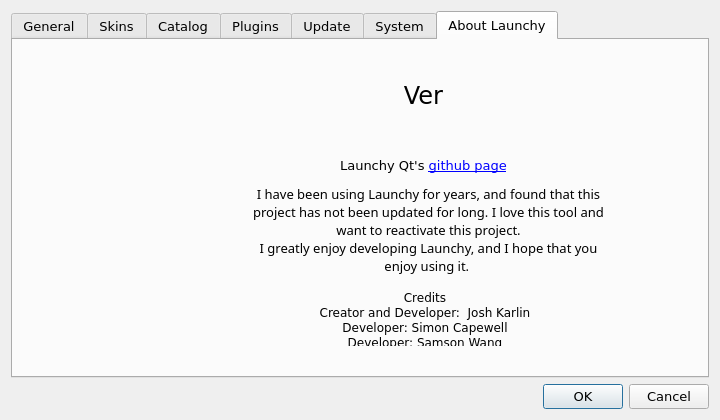
The window that src/OptionDialog.ui (samsonwang/LaunchyQt) describes before a commit, drawn with Qt 5.
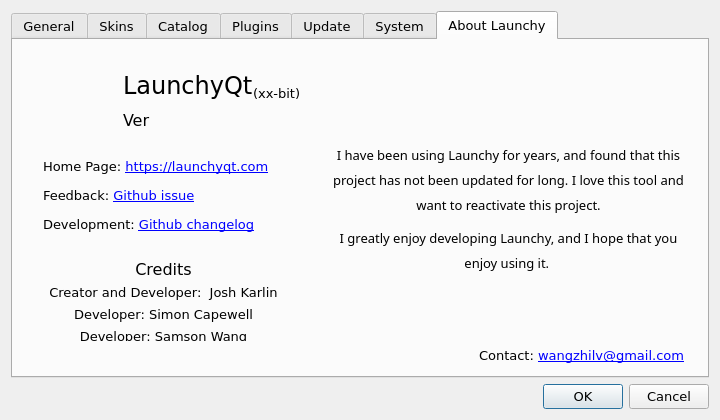
The same window after the commit. The open tabs and pages were chosen to show the change. Icons and pictures are not drawn. Custom widgets are drawn as their Qt base class.

Commit message: update option dialog "about launchy" tab

Diff of the .ui file:
```diff
--- a/src/OptionDialog.ui
+++ b/src/OptionDialog.ui
@@ -1667,10 +1667,10 @@
       <widget class="QLabel" name="icon">
        <property name="geometry">
         <rect>
-         <x>40</x>
-         <y>40</y>
-         <width>150</width>
-         <height>150</height>
+         <x>10</x>
+         <y>10</y>
+         <width>80</width>
+         <height>80</height>
         </rect>
        </property>
        <property name="frameShadow">
@@ -1686,16 +1686,16 @@
         <set>Qt::AlignCenter</set>
        </property>
        <property name="margin">
-        <number>11</number>
+        <number>0</number>
        </property>
       </widget>
       <widget class="QLabel" name="aboutText_2">
        <property name="geometry">
         <rect>
-         <x>300</x>
-         <y>250</y>
-         <width>224</width>
-         <height>56</height>
+         <x>20</x>
+         <y>220</y>
+         <width>261</width>
+         <height>81</height>
         </rect>
        </property>
        <property name="sizePolicy">
@@ -1714,14 +1714,14 @@
         <string>&lt;!DOCTYPE HTML PUBLIC &quot;-//W3C//DTD HTML 4.0//EN&quot; &quot;http://www.w3.org/TR/REC-html40/strict.dtd&quot;&gt;
 &lt;html&gt;&lt;head&gt;&lt;meta name=&quot;qrichtext&quot; content=&quot;1&quot; /&gt;&lt;style type=&quot;text/css&quot;&gt;
 p, li { white-space: pre-wrap; }
-&lt;/style&gt;&lt;/head&gt;&lt;body style=&quot; font-family:'SimSun'; font-size:9pt; font-weight:400; font-style:normal;&quot;&gt;
-&lt;p align=&quot;center&quot; style=&quot; margin-top:0px; margin-bottom:0px; margin-left:0px; margin-right:0px; -qt-block-indent:0; text-indent:0px;&quot;&gt;&lt;span style=&quot; font-family:'Verdana';&quot;&gt;Credits&lt;/span&gt;&lt;/p&gt;
-&lt;p align=&quot;center&quot; style=&quot; margin-top:0px; margin-bottom:0px; margin-left:0px; margin-right:0px; -qt-block-indent:0; text-indent:0px;&quot;&gt;&lt;span style=&quot; font-family:'Verdana';&quot;&gt;Creator and Developer:  Josh Karlin&lt;/span&gt;&lt;/p&gt;
-&lt;p align=&quot;center&quot; style=&quot; margin-top:0px; margin-bottom:0px; margin-left:0px; margin-right:0px; -qt-block-indent:0; text-indent:0px;&quot;&gt;&lt;span style=&quot; font-family:'Verdana';&quot;&gt;Developer: Simon Capewell&lt;/span&gt;&lt;/p&gt;
-&lt;p align=&quot;center&quot; style=&quot; margin-top:0px; margin-bottom:0px; margin-left:0px; margin-right:0px; -qt-block-indent:0; text-indent:0px;&quot;&gt;&lt;span style=&quot; font-family:'Verdana';&quot;&gt;Developer: Samson Wang&lt;/span&gt;&lt;/p&gt;&lt;/body&gt;&lt;/html&gt;</string>
+&lt;/style&gt;&lt;/head&gt;&lt;body style=&quot; font-family:'Verdana'; font-size:10pt; font-weight:400; font-style:normal;&quot;&gt;
+&lt;p align=&quot;center&quot; style=&quot; margin-top:5px; margin-bottom:0px; margin-left:0px; margin-right:0px; -qt-block-indent:0; text-indent:0px;&quot;&gt;&lt;span style=&quot; font-size:12pt;&quot;&gt;Credits&lt;/span&gt;&lt;/p&gt;
+&lt;p align=&quot;center&quot; style=&quot; margin-top:5px; margin-bottom:0px; margin-left:0px; margin-right:0px; -qt-block-indent:0; text-indent:0px;&quot;&gt;Creator and Developer:  Josh Karlin&lt;/p&gt;
+&lt;p align=&quot;center&quot; style=&quot; margin-top:5px; margin-bottom:0px; margin-left:0px; margin-right:0px; -qt-block-indent:0; text-indent:0px;&quot;&gt;Developer: Simon Capewell&lt;/p&gt;
+&lt;p align=&quot;center&quot; style=&quot; margin-top:5px; margin-bottom:0px; margin-left:0px; margin-right:0px; -qt-block-indent:0; text-indent:0px;&quot;&gt;Developer: Samson Wang&lt;/p&gt;&lt;/body&gt;&lt;/html&gt;</string>
        </property>
        <property name="alignment">
-        <set>Qt::AlignCenter</set>
+        <set>Qt::AlignLeading|Qt::AlignLeft|Qt::AlignVCenter</set>
        </property>
        <property name="wordWrap">
         <bool>true</bool>
@@ -1733,15 +1733,15 @@
       <widget class="QLabel" name="aboutVer">
        <property name="geometry">
         <rect>
-         <x>250</x>
-         <y>30</y>
-         <width>321</width>
-         <height>51</height>
+         <x>110</x>
+         <y>70</y>
+         <width>180</width>
+         <height>21</height>
         </rect>
        </property>
        <property name="font">
         <font>
-         <pointsize>18</pointsize>
+         <pointsize>12</pointsize>
          <weight>50</weight>
          <bold>false</bold>
         </font>
@@ -1750,7 +1750,7 @@
         <string>Ver</string>
        </property>
        <property name="alignment">
-        <set>Qt::AlignCenter</set>
+        <set>Qt::AlignLeading|Qt::AlignLeft|Qt::AlignVCenter</set>
        </property>
        <property name="wordWrap">
         <bool>false</bool>
@@ -1759,10 +1759,10 @@
       <widget class="QLabel" name="aboutText">
        <property name="geometry">
         <rect>
-         <x>240</x>
-         <y>140</y>
+         <x>320</x>
+         <y>90</y>
          <width>351</width>
-         <height>101</height>
+         <height>151</height>
         </rect>
        </property>
        <property name="minimumSize">
@@ -1787,9 +1787,9 @@
         <string>&lt;!DOCTYPE HTML PUBLIC &quot;-//W3C//DTD HTML 4.0//EN&quot; &quot;http://www.w3.org/TR/REC-html40/strict.dtd&quot;&gt;
 &lt;html&gt;&lt;head&gt;&lt;meta name=&quot;qrichtext&quot; content=&quot;1&quot; /&gt;&lt;style type=&quot;text/css&quot;&gt;
 p, li { white-space: pre-wrap; }
-&lt;/style&gt;&lt;/head&gt;&lt;body style=&quot; font-family:'SimSun'; font-size:9pt; font-weight:400; font-style:normal;&quot;&gt;
-&lt;p align=&quot;center&quot; style=&quot; margin-top:0px; margin-bottom:0px; margin-left:0px; margin-right:0px; -qt-block-indent:0; text-indent:0px;&quot;&gt;&lt;span style=&quot; font-family:'Verdana'; font-size:10pt;&quot;&gt;I have been using Launchy for years, and found that this project has not been updated for long. I love this tool and want to reactivate this project.&lt;/span&gt;&lt;/p&gt;
-&lt;p align=&quot;center&quot; style=&quot; margin-top:0px; margin-bottom:0px; margin-left:0px; margin-right:0px; -qt-block-indent:0; text-indent:0px;&quot;&gt;&lt;span style=&quot; font-family:'Verdana'; font-size:10pt;&quot;&gt;I greatly enjoy developing Launchy, and I hope that you enjoy using it. &lt;/span&gt;&lt;/p&gt;&lt;/body&gt;&lt;/html&gt;</string>
+&lt;/style&gt;&lt;/head&gt;&lt;body style=&quot; font-family:'Verdana'; font-size:10pt; font-weight:400; font-style:normal; line-height: 25px;&quot;&gt;
+&lt;p align=&quot;center&quot; style=&quot; margin-top:0px; margin-bottom:0px; margin-left:0px; margin-right:0px; -qt-block-indent:0; text-indent:0px;  line-height: 25px;&quot;&gt;I have been using Launchy for years, and found that this project has not been updated for long. I love this tool and want to reactivate this project.&lt;/p&gt;
+&lt;p align=&quot;center&quot; style=&quot; margin-top:8px; margin-bottom:0px; margin-left:0px; margin-right:0px; -qt-block-indent:0; text-indent:0px; line-height: 25px;&quot;&gt;I greatly enjoy developing Launchy, and I hope that you enjoy using it. &lt;/p&gt;&lt;/body&gt;&lt;/html&gt;</string>
        </property>
        <property name="wordWrap">
         <bool>true</bool>
@@ -1801,10 +1801,10 @@
       <widget class="QLabel" name="about_homepage">
        <property name="geometry">
         <rect>
-         <x>270</x>
+         <x>30</x>
          <y>110</y>
-         <width>281</width>
-         <height>32</height>
+         <width>241</width>
+         <height>91</height>
         </rect>
        </property>
        <property name="minimumSize">
@@ -1814,13 +1814,13 @@
         </size>
        </property>
        <property name="text">
-        <string>&lt;html&gt;&lt;head/&gt;&lt;body&gt;&lt;p&gt;Launchy Qt's &lt;a href=&quot;https://github.com/samsonwang/LaunchyQt&quot;&gt;&lt;span style=&quot; text-decoration: underline; color:#0000ff;&quot;&gt;github page&lt;/span&gt;&lt;/a&gt;&lt;/p&gt;&lt;/body&gt;&lt;/html&gt;</string>
+        <string>&lt;html&gt;&lt;head/&gt;&lt;body&gt;&lt;p&gt;Home Page: &lt;a href=&quot;https://launchyqt.com&quot;&gt;&lt;span style=&quot; text-decoration: underline; color:#0000ff;&quot;&gt;https://launchyqt.com&lt;/span&gt;&lt;/a&gt;&lt;/p&gt;&lt;p&gt;Feedback: &lt;a href=&quot;https://github.com/samsonwang/LaunchyQt/issues&quot;&gt;&lt;span style=&quot; text-decoration: underline; color:#0000ff;&quot;&gt;Github issue&lt;/span&gt;&lt;/a&gt;&lt;/p&gt;&lt;p&gt;Development: &lt;a href=&quot;https://github.com/samsonwang/LaunchyQt/blob/master/docs/CHANGELOG.org&quot;&gt;&lt;span style=&quot; text-decoration: underline; color:#0000ff;&quot;&gt;Github changelog&lt;/span&gt;&lt;/a&gt;&lt;/p&gt;&lt;/body&gt;&lt;/html&gt;</string>
        </property>
        <property name="textFormat">
         <enum>Qt::RichText</enum>
        </property>
        <property name="alignment">
-        <set>Qt::AlignCenter</set>
+        <set>Qt::AlignLeading|Qt::AlignLeft|Qt::AlignVCenter</set>
        </property>
        <property name="wordWrap">
         <bool>true</bool>
@@ -1829,6 +1829,80 @@
         <bool>true</bool>
        </property>
       </widget>
+      <widget class="QLabel" name="softwareName">
+       <property name="geometry">
+        <rect>
+         <x>110</x>
+         <y>20</y>
+         <width>141</width>
+         <height>51</height>
+        </rect>
+       </property>
+       <property name="font">
+        <font>
+         <pointsize>18</pointsize>
+         <weight>50</weight>
+         <bold>false</bold>
+        </font>
+       </property>
+       <property name="text">
+        <string>LaunchyQt</string>
+       </property>
+       <property name="alignment">
+        <set>Qt::AlignLeading|Qt::AlignLeft|Qt::AlignVCenter</set>
+       </property>
+       <property name="wordWrap">
+        <bool>false</bool>
+       </property>
+      </widget>
+      <widget class="QLabel" name="aboutBit">
+       <property name="geometry">
+        <rect>
+         <x>240</x>
+         <y>43</y>
+         <width>60</width>
+         <height>20</height>
+        </rect>
+       </property>
+       <property name="text">
+        <string>(xx-bit)</string>
+       </property>
+      </widget>
+      <widget class="QLabel" name="label_2">
+       <property name="geometry">
+        <rect>
+         <x>580</x>
+         <y>10</y>
+         <width>100</width>
+         <height>25</height>
+        </rect>
+       </property>
+       <property name="text">
+        <string/>
+       </property>
+       <property name="pixmap">
+        <pixmap resource="launchy.qrc">:/resources/builtWithQt.png</pixmap>
+       </property>
+       <property name="scaledContents">
+        <bool>true</bool>
+       </property>
+      </widget>
+      <widget class="QLabel" name="label_22">
+       <property name="geometry">
+        <rect>
+         <x>400</x>
+         <y>300</y>
+         <width>271</width>
+         <height>31</height>
+        </rect>
+       </property>
+       <property name="text">
+        <string>&lt;html&gt;&lt;head/&gt;&lt;body&gt;&lt;p&gt;Contact: &lt;a href=&quot;wangzhilv@gmail.com&quot;&gt;&lt;span style=&quot; text-decoration: underline; color:#0000ff;&quot;&gt;wangzhilv@gmail.com&lt;/span&gt;&lt;/a&gt;&lt;/p&gt;&lt;/body&gt;&lt;/html&gt;</string>
+       </property>
+       <property name="alignment">
+        <set>Qt::AlignRight|Qt::AlignTrailing|Qt::AlignVCenter</set>
+       </property>
+      </widget>
      </widget>
     </widget>
    </item>
```
Left out of the diff: 3 changed lines with no effect on the pictures. The commit also changes 6 other files.
